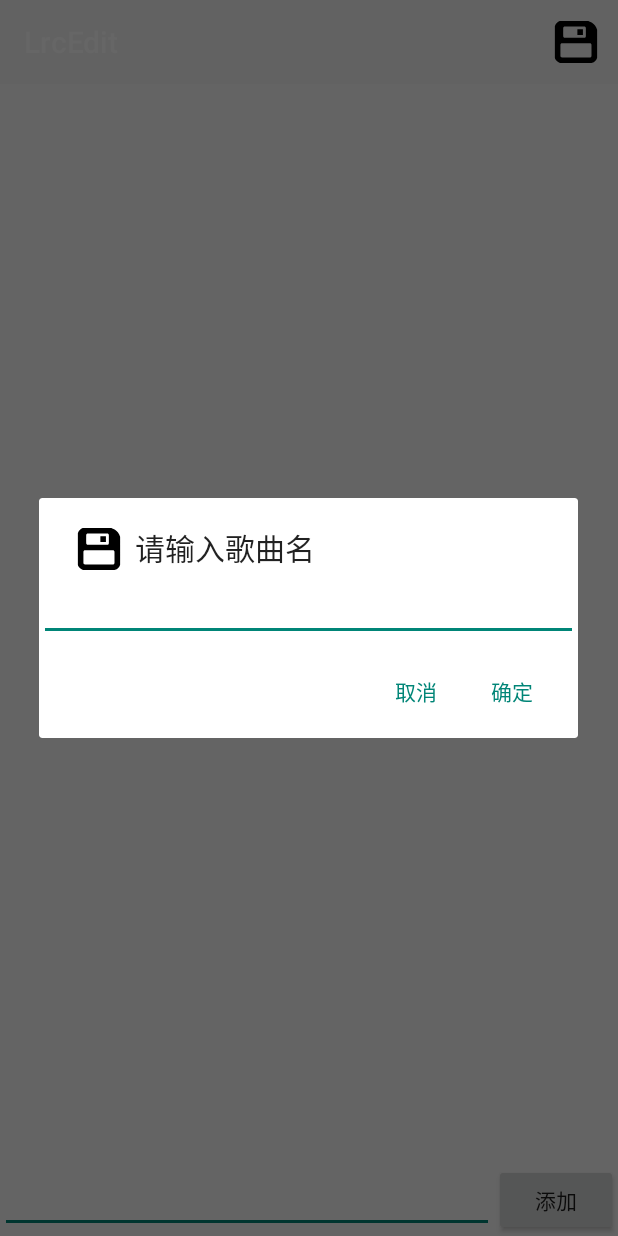
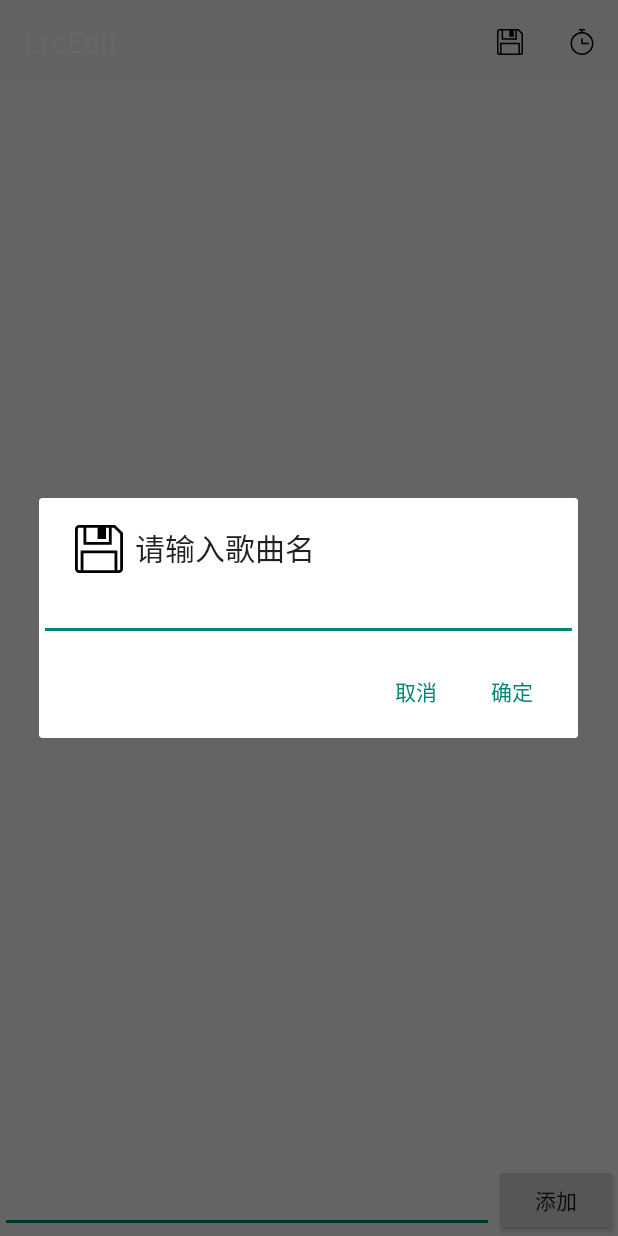
Before and after one commit to pwxc/LrcEdit-Android, an Android app: the screen it shows after launch (EditActivity), after a tap on "save", on a phone screen of 412 x 824 dp. Run offline under Robolectric (Android 15) with nearby library versions, the phone set to English and light mode, and no system bars.

Commit message:
开始第二个activity编码

```diff
--- a/app/src/main/AndroidManifest.xml
+++ b/app/src/main/AndroidManifest.xml
@@ -18,6 +18,7 @@
                 <category android:name="android.intent.category.LAUNCHER" />
             </intent-filter>
         </activity>
+        <activity android:name=".EditTimeActivity"/>
     </application>
 
 </manifest>
--- a/app/src/main/java/com/lcz/lrcedit/lrcedit/EditActivity.java
+++ b/app/src/main/java/com/lcz/lrcedit/lrcedit/EditActivity.java
@@ -65,6 +65,11 @@ public class EditActivity extends AppCompatActivity {
         switch (item.getItemId()){
             case R.id.save:
                 mySave();
+                break;
+            case R.id.timer:
+                if(!lrcEdit.getLrcStrings().isEmpty()){
+
+                }
                 break;
             default:
         }
--- a/app/src/main/res/drawable/ic_save.xml
+++ b/app/src/main/res/drawable/ic_save.xml
@@ -1,9 +1,9 @@
 <vector xmlns:android="http://schemas.android.com/apk/res/android"
-    android:width="200dp"
-    android:height="200dp"
-    android:viewportWidth="1024"
-    android:viewportHeight="1024">
+    android:width="17dp"
+    android:height="17dp"
+    android:viewportWidth="17"
+    android:viewportHeight="17">
   <path
-      android:fillColor="#FF000000"
-      android:pathData="M846.8,959.15h-671.46c-1.56,-0.54 -3.06,-1.26 -4.62,-1.56 -38.88,-6.96 -91.02,-51.72 -104.16,-88.8 -2.28,-6.36 -3.42,-13.14 -5.16,-19.8v-671.46c0.54,-1.56 1.32,-3.06 1.62,-4.62 7.98,-42.66 59.58,-95.4 101.28,-106.62 3.66,-0.96 7.38,-1.8 11.1,-2.7h597.78c-44.34,-9.78 151.2,15.9 189.42,187.56v597.84c-0.54,1.5 -1.26,3 -1.56,4.62 -7.98,42.72 -61.44,91.68 -103.14,102.9 -3.66,0.96 -7.38,1.8 -11.1,2.64v0zM511.1,844.26c96.18,0 198,0 294.18,-0.06 24.48,0 37.38,-12.84 37.38,-37.08 0,-105.54 0,-124.86 0,-230.4 0,-24.3 -13.02,-37.44 -37.08,-37.44 -192.66,0 -396.54,0 -589.14,0 -23.7,0 -36.96,13.14 -36.96,36.72 -0.06,105.84 -0.06,125.4 0,231.18 0,3.84 0.12,7.8 0.96,11.46 3.96,16.74 16.5,25.5 36.48,25.5 96.24,0.18 198.06,0.12 294.18,0.12v0zM494.54,423.35h188.94c26.34,0 39.06,-12.66 39.06,-38.94 0,-71.94 0,-91.32 0,-163.26 0,-26.46 -12.42,-38.88 -38.94,-38.88 -137.22,0 -268.8,0 -406.02,0 -25.98,0 -38.7,12.6 -38.7,38.4 -0.06,72.18 -0.06,91.86 0,164.04 0,25.8 12.84,38.58 38.58,38.58 68.64,0.06 148.44,0.06 217.08,0.06v0zM541.46,239.99h118.14v121.5h-118.14v-121.5zM541.46,239.99z"/>
+      android:pathData="M14.164,0h-12.664c-0.827,0 -1.5,0.673 -1.5,1.5v14c0,0.827 0.673,1.5 1.5,1.5h14c0.827,0 1.5,-0.673 1.5,-1.5v-12.724l-2.836,-2.776zM8,1v4h3v-4h1v5h-8v-5h4zM3,16v-6h11v6h-11zM16,15.5c0,0.275 -0.225,0.5 -0.5,0.5h-0.5v-7h-13v7h-0.5c-0.276,0 -0.5,-0.225 -0.5,-0.5v-14c0,-0.275 0.224,-0.5 0.5,-0.5h1.5v6h10v-6h0.756l2.244,2.196v12.304z"
+      android:fillColor="#000000"/>
 </vector>
--- /dev/null
+++ b/app/src/main/res/drawable/ic_timer.xml
@@ -0,0 +1,9 @@
+<vector xmlns:android="http://schemas.android.com/apk/res/android"
+    android:width="17dp"
+    android:height="17dp"
+    android:viewportWidth="17"
+    android:viewportHeight="17">
+  <path
+      android:pathData="M9,2.025v-1.025h1.5v-1h-4v1h1.5v1.025c-3.902,0.26 -7,3.508 -7,7.475 0,4.136 3.364,7.5 7.5,7.5s7.5,-3.364 7.5,-7.5c0,-3.967 -3.098,-7.215 -7,-7.475zM8.5,16c-3.584,0 -6.5,-2.916 -6.5,-6.5s2.916,-6.5 6.5,-6.5 6.5,2.916 6.5,6.5 -2.916,6.5 -6.5,6.5zM9,9h4v1h-5v-4h1v3z"
+      android:fillColor="#000000"/>
+</vector>
--- a/app/src/main/res/menu/toolbar.xml
+++ b/app/src/main/res/menu/toolbar.xml
@@ -6,4 +6,9 @@
         android:icon="@drawable/ic_save"
         android:title="save"
         app:showAsAction="always"/>
+    <item
+        android:id="@+id/timer"
+        android:icon="@drawable/ic_timer"
+        android:title="timer"
+        app:showAsAction="always"/>
 </menu>
```
Also changed, not shown: app/src/main/res/layout/activity_edittime.xml (added, +7 -0 lines), lrcmoudle/src/main/java/com/lcz/lrcedit/lrcmoudle/LrcTimeEdit.java (added, +18 -0 lines).
